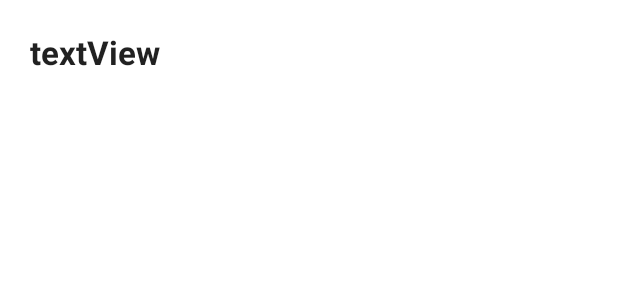
After one commit to Lukkaeus/KucharkaApp, an Android app: the layout list_view_layout.xml on its own in the app's theme, with its tools: preview values and no code run, on a phone screen of 412 x 824 dp. The commit adds this screen. Shown: the top 300 px of the screen. Run offline under Robolectric (Android 15) with nearby library versions, the phone set to English and light mode, and no system bars.

Commit message:
before db for NakupZoznam

```diff
--- a/app/src/main/AndroidManifest.xml
+++ b/app/src/main/AndroidManifest.xml
@@ -2,7 +2,7 @@
 <manifest xmlns:android="http://schemas.android.com/apk/res/android"
     package="com.example.kucharka">
 
-    <uses-permission android:name="android.permission.INTERNET"/>
+    <uses-permission android:name="android.permission.INTERNET" />
 
     <application
         android:allowBackup="true"
@@ -11,7 +11,8 @@
         android:roundIcon="@mipmap/ic_launcher_round"
         android:supportsRtl="true"
         android:theme="@style/Theme.Kucharka">
-        <activity android:name=".AlergenyActivity"></activity>
+        <activity android:name=".NakupnyZoznamActivity"></activity>
+        <activity android:name=".AlergenyActivity" />
         <activity android:name=".UpdateReceptActivity" />
         <activity android:name=".activity.AddingReceptActivity" />
         <activity android:name=".ReceptActivity" />
--- a/app/src/main/java/com/example/kucharka/MainActivity.kt
+++ b/app/src/main/java/com/example/kucharka/MainActivity.kt
@@ -44,7 +44,7 @@ class MainActivity : AppCompatActivity() {
 
             when(it.itemId){
                 R.id.item1 -> startActivity(Intent(this, AddingReceptActivity::class.java))
-                R.id.item2 -> startActivity(Intent(this, UpdateReceptActivity::class.java))
+                R.id.item2 -> startActivity(Intent(this, NakupnyZoznamActivity::class.java))
                 R.id.item3 -> startActivity(Intent(this, AlergenyActivity::class.java))
             }
             true
--- /dev/null
+++ b/app/src/main/res/layout/list_view_layout.xml
@@ -0,0 +1,10 @@
+<?xml version="1.0" encoding="utf-8"?>
+<TextView xmlns:android="http://schemas.android.com/apk/res/android"
+    android:layout_width="match_parent"
+    android:text="textView"
+    android:layout_height="match_parent"
+    android:textStyle="bold"
+    android:textAppearance="@style/TextAppearance.AppCompat.Large"
+    android:padding="20dp">
+
+</TextView>
--- a/app/src/main/res/menu/nav_menu.xml
+++ b/app/src/main/res/menu/nav_menu.xml
@@ -9,7 +9,7 @@
 
     <item
         android:id="@+id/item2"
-        android:title="Ingrediencie"
+        android:title="Nákupný zoznam"
         android:icon="@drawable/ic_home"
         />
 
```
Also changed, not shown: app/src/main/java/com/example/kucharka/NakupnyZoznamActivity.kt (added, +58 -0 lines), app/src/main/res/layout/activity_nakupny_zoznam.xml (added, +42 -0 lines).
